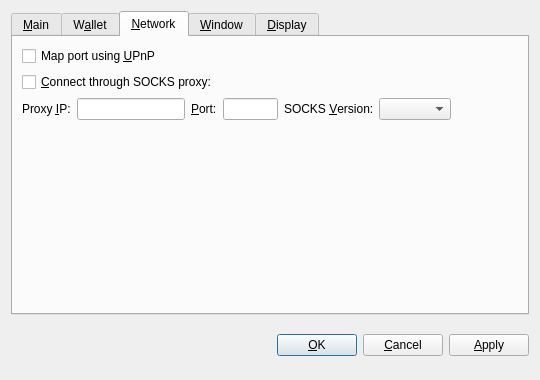
This is src/qt/forms/optionsdialog.ui in CloudMining/outastracoin as Qt 5 draws it before an edit. The edited form follows.
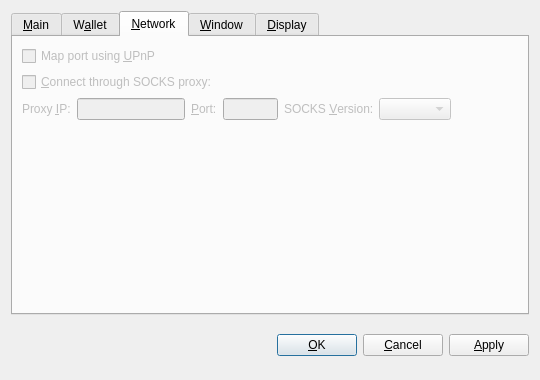
This is the edited form. The open tabs and pages were chosen to show the change. Custom widgets are drawn as their Qt base class.

Diff of the .ui file:
```diff
--- a/src/qt/forms/optionsdialog.ui
+++ b/src/qt/forms/optionsdialog.ui
@@ -23,7 +23,7 @@
       <enum>QTabWidget::North</enum>
      </property>
      <property name="currentIndex">
-      <number>0</number>
+      <number>2</number>
      </property>
      <widget class="QWidget" name="tabMain">
       <attribute name="title">
@@ -175,6 +175,9 @@
       <layout class="QVBoxLayout" name="verticalLayout_Network">
        <item>
         <widget class="QCheckBox" name="mapPortUpnp">
+         <property name="enabled">
+          <bool>false</bool>
+         </property>
          <property name="toolTip">
           <string>Automatically open the Outastracoin client port on the router. This only works when your router supports UPnP and it is enabled.</string>
          </property>
@@ -185,18 +188,27 @@
        </item>
        <item>
         <widget class="QCheckBox" name="connectSocks">
+         <property name="enabled">
+          <bool>false</bool>
+         </property>
          <property name="toolTip">
           <string>Connect to the Outastracoin network through a SOCKS proxy (e.g. when connecting through Tor).</string>
          </property>
          <property name="text">
           <string>&amp;Connect through SOCKS proxy:</string>
          </property>
+         <property name="checkable">
+          <bool>true</bool>
+         </property>
         </widget>
        </item>
        <item>
         <layout class="QHBoxLayout" name="horizontalLayout_Network">
          <item>
           <widget class="QLabel" name="proxyIpLabel">
+           <property name="enabled">
+            <bool>false</bool>
+           </property>
            <property name="text">
             <string>Proxy &amp;IP:</string>
            </property>
@@ -210,6 +222,9 @@
          </item>
          <item>
           <widget class="QValidatedLineEdit" name="proxyIp">
+           <property name="enabled">
+            <bool>false</bool>
+           </property>
            <property name="maximumSize">
             <size>
              <width>140</width>
@@ -223,6 +238,9 @@
          </item>
          <item>
           <widget class="QLabel" name="proxyPortLabel">
+           <property name="enabled">
+            <bool>false</bool>
+           </property>
            <property name="text">
             <string>&amp;Port:</string>
            </property>
@@ -236,6 +254,9 @@
          </item>
          <item>
           <widget class="QLineEdit" name="proxyPort">
+           <property name="enabled">
+            <bool>false</bool>
+           </property>
            <property name="maximumSize">
             <size>
              <width>55</width>
@@ -249,6 +270,9 @@
          </item>
          <item>
           <widget class="QLabel" name="socksVersionLabel">
+           <property name="enabled">
+            <bool>false</bool>
+           </property>
            <property name="text">
             <string>SOCKS &amp;Version:</string>
            </property>
@@ -262,6 +286,9 @@
          </item>
          <item>
           <widget class="QValueComboBox" name="socksVersion">
+           <property name="enabled">
+            <bool>false</bool>
+           </property>
            <property name="toolTip">
             <string>SOCKS version of the proxy (e.g. 5)</string>
            </property>
```
Left out of the diff: 1 changed line with no effect on the pictures.
